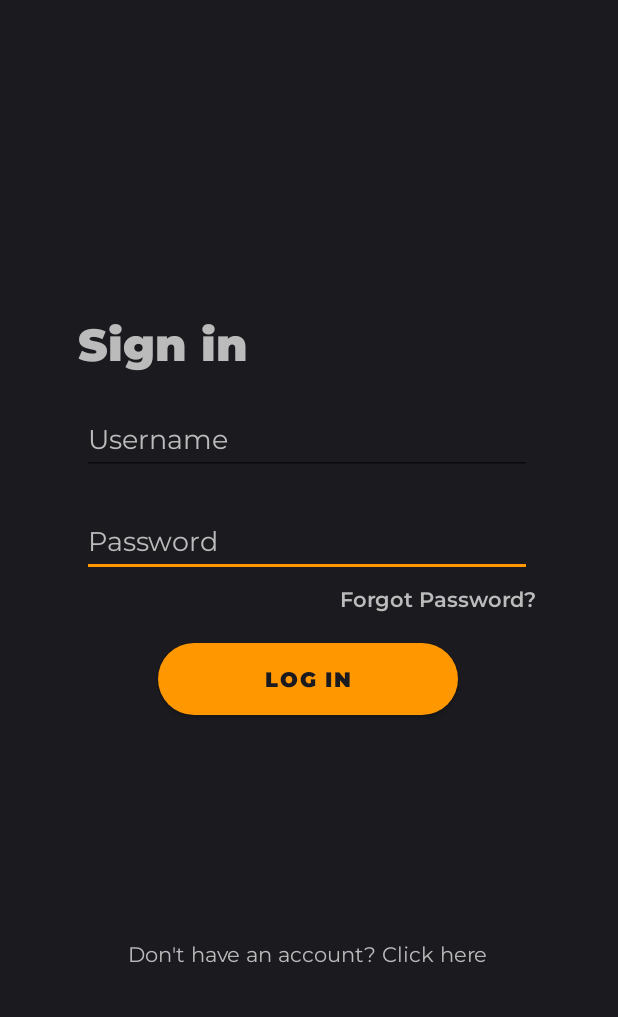
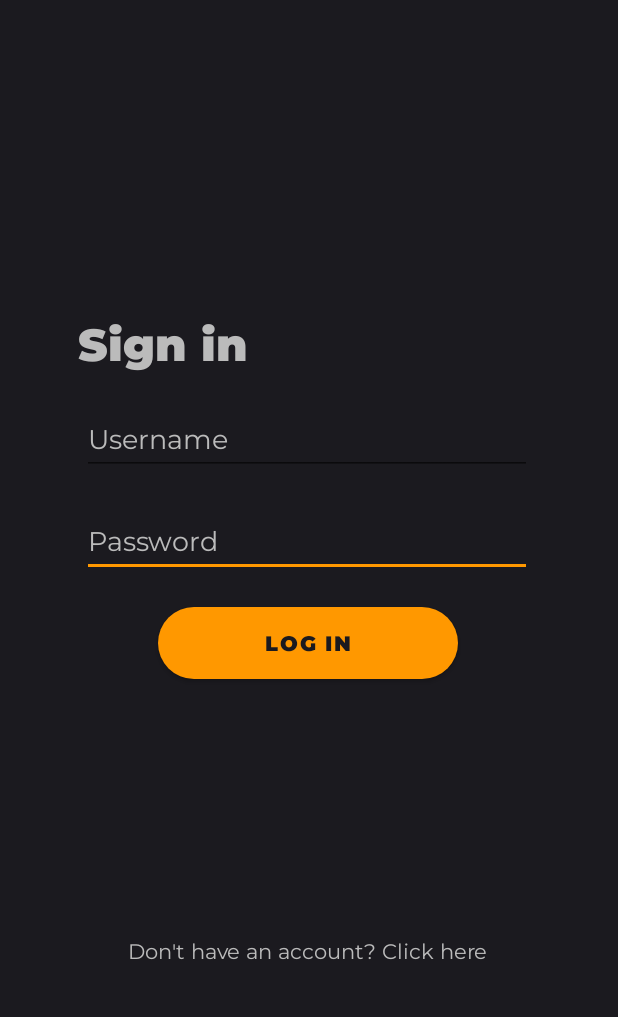
Before and after one commit to TheMoonK1d/food-rating-system-android, an Android app: the screen it shows after launch (LoginActivity), on a phone screen of 412 x 824 dp, the part 219-1236 px from its top. Run offline under Robolectric (Android 15) with nearby library versions, the phone set to English and light mode, and no system bars.

Commit message:
Push before fragment

```diff
--- a/app/src/main/res/layout/activity_login.xml
+++ b/app/src/main/res/layout/activity_login.xml
@@ -12,14 +12,14 @@
         android:layout_width="200dp"
         android:layout_height="wrap_content"
         android:layout_marginTop="20dp"
+        android:background="@drawable/rnd_btn"
         android:fontFamily="@font/montserrat_black"
         android:text="Log IN"
         android:textColor="@color/bk"
-        android:background="@drawable/rnd_btn"
         app:layout_constraintEnd_toEndOf="parent"
         app:layout_constraintHorizontal_bias="0.497"
         app:layout_constraintStart_toStartOf="parent"
-        app:layout_constraintTop_toBottomOf="@+id/textView3" />
+        app:layout_constraintTop_toBottomOf="@+id/password_input" />
 
     <TextView
         android:id="@+id/signup_txt_btn"
@@ -43,11 +43,11 @@
         android:layout_height="48dp"
         android:layout_marginTop="20dp"
         android:ems="10"
+        android:fontFamily="@font/montserrat_regular"
         android:hint="Password"
+        android:inputType="textPassword"
         android:textColor="@color/text"
         android:textColorHint="@color/text"
-        android:fontFamily="@font/montserrat_regular"
-        android:inputType="textPassword"
         app:layout_constraintEnd_toEndOf="parent"
         app:layout_constraintHorizontal_bias="0.486"
         app:layout_constraintStart_toStartOf="parent"
@@ -91,17 +91,5 @@
         app:layout_constraintStart_toStartOf="parent"
         app:layout_constraintTop_toTopOf="parent"
         app:tint="@color/text" />
-    <TextView
-        android:id="@+id/textView3"
-        android:layout_width="wrap_content"
-        android:layout_height="wrap_content"
-        android:layout_marginTop="5dp"
-        android:fontFamily="@font/montserrat_semi_bold"
-        android:text="Forgot Password?"
-        android:textColor="@color/text"
-        app:layout_constraintEnd_toEndOf="parent"
-        app:layout_constraintHorizontal_bias="0.808"
-        app:layout_constraintStart_toStartOf="parent"
-        app:layout_constraintTop_toBottomOf="@+id/password_input" />
 
 </androidx.constraintlayout.widget.ConstraintLayout>
--- a/app/src/main/res/layout/activity_password.xml
+++ b/app/src/main/res/layout/activity_password.xml
@@ -42,7 +42,7 @@
         android:ems="10"
         android:fontFamily="@font/montserrat_regular"
         android:hint="New Password"
-        android:inputType="text"
+        android:inputType="textPassword"
         android:textColor="@color/text"
         android:textColorHint="@color/text"
         app:layout_constraintEnd_toEndOf="parent"
```
